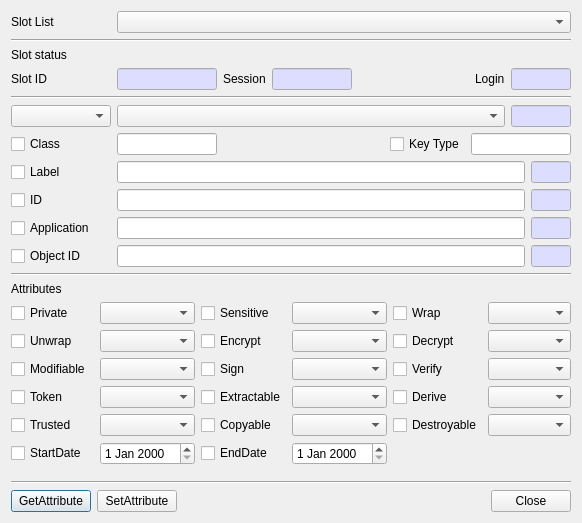
Before: the Qt Designer form CryptokiMan/edit_attribute_list_dlg.ui in jykim74/CryptokiMan, drawn with Qt 5.
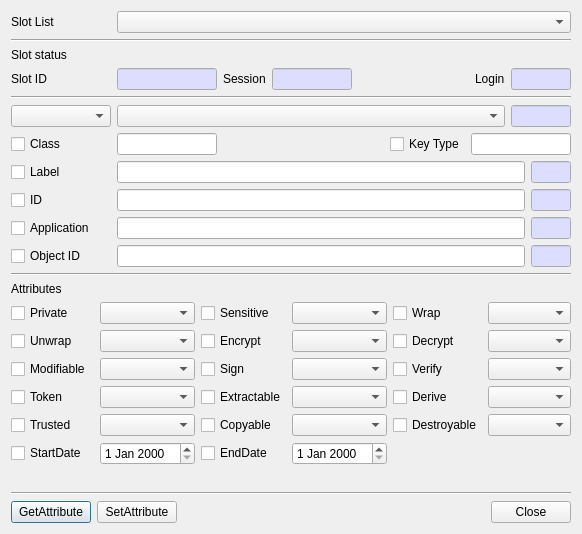
After: the same form once the commit is applied.

```diff
--- a/CryptokiMan/edit_attribute_list_dlg.ui
+++ b/CryptokiMan/edit_attribute_list_dlg.ui
@@ -7,7 +7,7 @@
     <x>0</x>
     <y>0</y>
     <width>582</width>
-    <height>523</height>
+    <height>534</height>
    </rect>
   </property>
   <property name="windowTitle">
```
Left out of the diff: 62 changed lines with no effect on the pictures.
